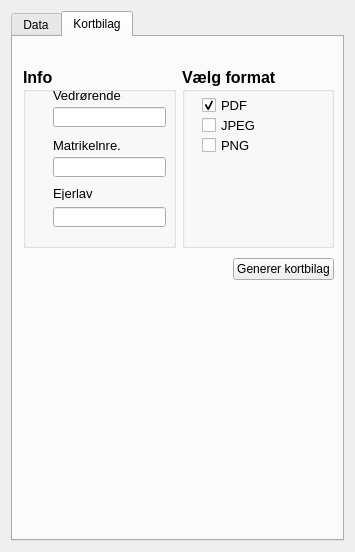
Above: tinglysning_gml_dialog_base.ui from danielarnason/TinglysningGml before the change. Below: the same form after it.
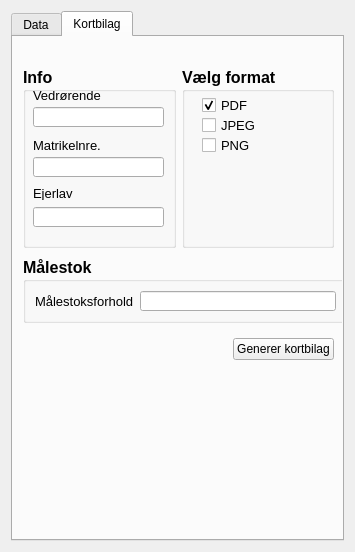
That is the form after the change. The open tabs and pages were chosen to show the change.

Commit message: Små ændringer i UI. Felt til målestoksforhold tilføjet

```diff
--- a/tinglysning_gml_dialog_base.ui
+++ b/tinglysning_gml_dialog_base.ui
@@ -14,7 +14,7 @@
    <string>GML til Tinglysning</string>
   </property>
   <layout class="QGridLayout" name="gridLayout_11">
-   <item row="1" column="0">
+   <item row="0" column="0">
     <widget class="QTabWidget" name="tabWidget">
      <property name="currentIndex">
       <number>0</number>
@@ -380,7 +380,7 @@
       <attribute name="title">
        <string>Kortbilag</string>
       </attribute>
-      <widget class="QWidget" name="">
+      <widget class="QWidget" name="layoutWidget">
        <property name="geometry">
         <rect>
          <x>10</x>
@@ -405,9 +405,9 @@
           <widget class="QLineEdit" name="lineEdit_7">
            <property name="geometry">
             <rect>
-             <x>30</x>
+             <x>10</x>
              <y>140</y>
-             <width>113</width>
+             <width>131</width>
              <height>20</height>
             </rect>
            </property>
@@ -415,9 +415,9 @@
           <widget class="QLineEdit" name="lineEdit_5">
            <property name="geometry">
             <rect>
-             <x>30</x>
+             <x>10</x>
              <y>40</y>
-             <width>113</width>
+             <width>131</width>
              <height>20</height>
             </rect>
            </property>
@@ -425,7 +425,7 @@
           <widget class="QLabel" name="label_14">
            <property name="geometry">
             <rect>
-             <x>30</x>
+             <x>10</x>
              <y>20</y>
              <width>71</width>
              <height>16</height>
@@ -445,7 +445,7 @@
           <widget class="QLabel" name="label_16">
            <property name="geometry">
             <rect>
-             <x>30</x>
+             <x>10</x>
              <y>120</y>
              <width>46</width>
              <height>13</height>
@@ -465,7 +465,7 @@
           <widget class="QLabel" name="label_15">
            <property name="geometry">
             <rect>
-             <x>30</x>
+             <x>10</x>
              <y>70</y>
              <width>71</width>
              <height>16</height>
@@ -485,9 +485,9 @@
           <widget class="QLineEdit" name="lineEdit_6">
            <property name="geometry">
             <rect>
-             <x>30</x>
+             <x>10</x>
              <y>90</y>
-             <width>113</width>
+             <width>131</width>
              <height>20</height>
             </rect>
            </property>
@@ -573,11 +573,11 @@
         </item>
        </layout>
       </widget>
-      <widget class="QWidget" name="">
+      <widget class="QWidget" name="layoutWidget">
        <property name="geometry">
         <rect>
          <x>10</x>
-         <y>220</y>
+         <y>300</y>
          <width>311</width>
          <height>25</height>
         </rect>
@@ -605,6 +605,49 @@
         </item>
        </layout>
       </widget>
+      <widget class="QGroupBox" name="groupBox_3">
+       <property name="geometry">
+        <rect>
+         <x>10</x>
+         <y>220</y>
+         <width>325</width>
+         <height>66</height>
+        </rect>
+       </property>
+       <property name="font">
+        <font>
+         <pointsize>12</pointsize>
+         <weight>75</weight>
+         <bold>true</bold>
+        </font>
+       </property>
+       <property name="title">
+        <string>Målestok</string>
+       </property>
+       <layout class="QGridLayout" name="gridLayout_13">
+        <item row="0" column="0">
+         <layout class="QGridLayout" name="gridLayout_12">
+          <item row="0" column="0">
+           <widget class="QLabel" name="label_17">
+            <property name="font">
+             <font>
+              <pointsize>10</pointsize>
+              <weight>50</weight>
+              <bold>false</bold>
+             </font>
+            </property>
+            <property name="text">
+             <string>Målestoksforhold</string>
+            </property>
+           </widget>
+          </item>
+          <item row="0" column="1">
+           <widget class="QLineEdit" name="lineEdit_8"/>
+          </item>
+         </layout>
+        </item>
+       </layout>
+      </widget>
      </widget>
     </widget>
    </item>
```
